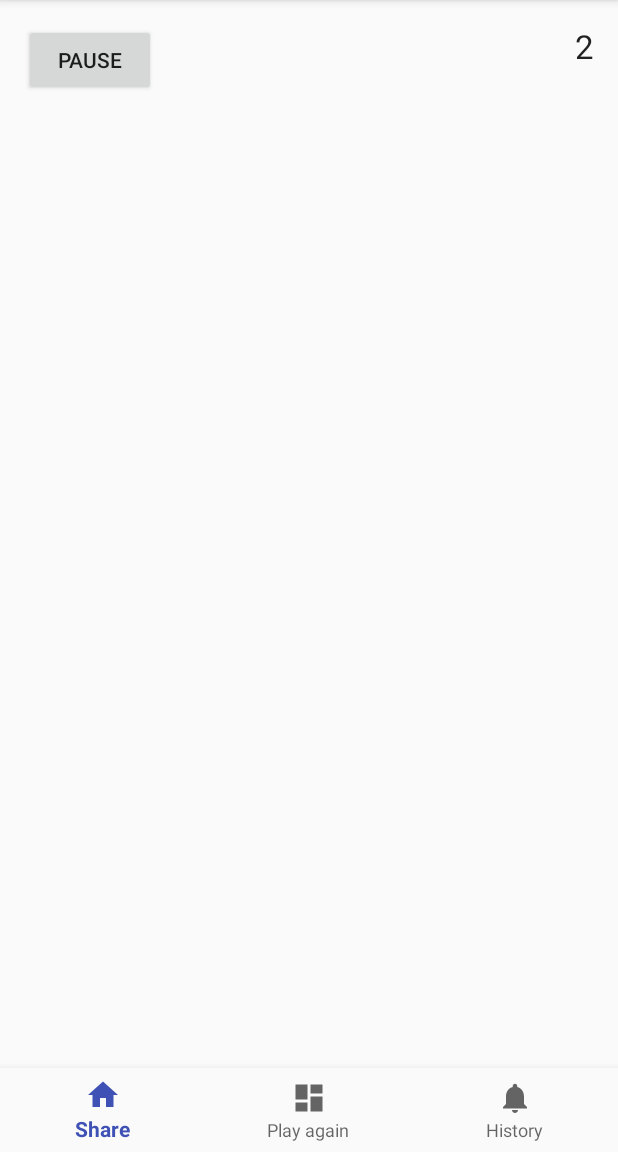
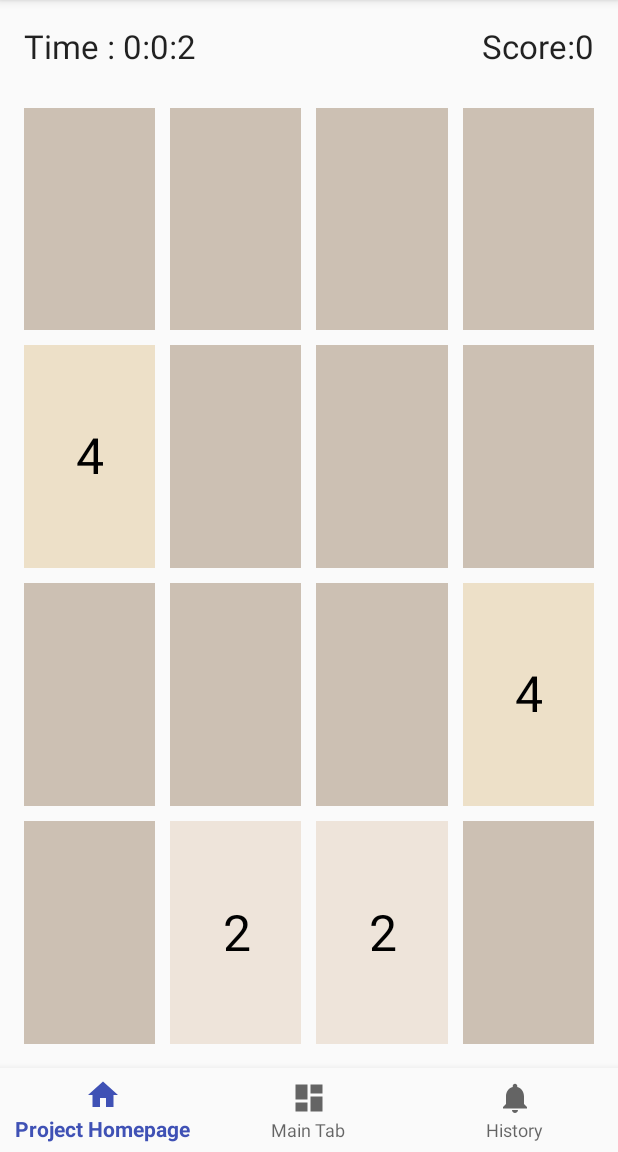
Before and after one commit to LeoAlex0/MyGame, an Android app: the screen it shows after launch (MainActivity), after a tap on "START", on a phone screen of 412 x 824 dp, the part 84-1236 px from its top. Run offline under Robolectric (Android 15) with nearby library versions, the phone set to English and light mode, and no system bars.

Commit message:
基本完成游戏主体，勉强能玩了

```diff
--- a/app/build.gradle
+++ b/app/build.gradle
@@ -28,6 +28,7 @@ dependencies {
     implementation "org.jetbrains.kotlin:kotlin-stdlib-jre7:$kotlin_version"
     implementation 'com.android.support:appcompat-v7:27.0.2'
     implementation 'com.android.support.constraint:constraint-layout:1.0.2'
+    implementation 'com.android.support:recyclerview-v7:27.0.2'
     testImplementation 'junit:junit:4.12'
     androidTestImplementation 'com.android.support.test:runner:1.0.1'
     androidTestImplementation 'com.android.support.test.espresso:espresso-core:3.0.1'
--- a/app/src/main/java/com/example/leo/mygame/Card.kt
+++ b/app/src/main/java/com/example/leo/mygame/Card.kt
@@ -6,12 +6,14 @@ import android.graphics.Color
 import android.graphics.Paint
 import android.graphics.Rect
 import android.util.AttributeSet
-import android.view.View
+import android.widget.GridView
 
-class Card constructor(mContext: Context, attr: AttributeSet? = null, defStyleAttr: Int = 0) :
-        View(mContext, attr, defStyleAttr) {
+class Card @JvmOverloads constructor(mContext: Context, attr: AttributeSet? = null, defStyleAttr: Int = 0) :
+        GridView(mContext, attr, defStyleAttr) {
+
     private val paint = Paint().apply { textSize = 50f }
     private val textRect = Rect()
+
     /**
      * 数字代表阶数:
      * 0->0,1->2,2->4,3->8,etc.
@@ -52,7 +54,9 @@ class Card constructor(mContext: Context, attr: AttributeSet? = null, defStyleAt
             paint.color = Color.BLACK
             val x = (measuredWidth - textRect.width()) / 2
             val y = (measuredHeight + textRect.height()) / 2
-            canvas.drawText(number.toString(), x.toFloat(), y.toFloat(), paint)
+            canvas.drawText((1 shl number).toString(), x.toFloat(), y.toFloat(), paint)
         }
     }
+
+    override fun toString() = number.toString()
 }
--- /dev/null
+++ b/app/src/main/java/com/example/leo/mygame/GameControlListener.kt
@@ -0,0 +1,9 @@
+package com.example.leo.mygame
+
+interface GameControlListener {
+    /**游戏结束时调用 */
+    fun onGameOver(score: Int)
+
+    /**分数改变时的回调*/
+    fun onScoreChangeListener(score: Int)
+}
--- a/app/src/main/java/com/example/leo/mygame/GameModule.kt
+++ b/app/src/main/java/com/example/leo/mygame/GameModule.kt
@@ -8,29 +8,23 @@ import android.os.Handler
 import android.view.LayoutInflater
 import android.view.View
 import android.view.ViewGroup
+import android.widget.Toast
 import kotlinx.android.synthetic.main.fragment_game_module.*
 
 
 /**
  * A simple [Fragment] subclass.
  * Activities that contain this fragment must implement the
- * [GameModule.GameControlListener] interface
+ * [GameControlListener] interface
  * to handle interaction events.
  * Use the [GameModule.newInstance] factory method to
  * create an instance of this fragment.
  */
-class GameModule : Fragment() {
+class GameModule : Fragment(), GameControlListener {
 
-    private var ground: ByteArray? = null
     private var mListener: GameControlListener? = null
     private var mTimerThread: Thread? = null
 
-    override fun onCreate(savedInstanceState: Bundle?) {
-        super.onCreate(savedInstanceState)
-        if (arguments != null) {
-            ground = arguments.getByteArray(ARG_GROUND)
-        }
-    }
 
     override fun onCreateView(inflater: LayoutInflater, container: ViewGroup?,
                               savedInstanceState: Bundle?): View? {
@@ -40,34 +34,28 @@ class GameModule : Fragment() {
 
     @SuppressLint("SetTextI18n")
     override fun onStart() {
+        cardGroup.onGameOverListener = this
         super.onStart()
         /**这里的[Handler]将[Handler.Callback]直接设置为给[textView]加一
          * 这样的话[PulseMaker]就只需要调用[Handler.sendEmptyMessage]就能做到加一*/
-        val plusOne = Handler {
-            textView.text = (textView.text.toString().toLong() + 1).toString()
+        val plusOne = Handler { msg ->
+            textTime.text = "Time : ${msg.arg1 / 3600}:${msg.arg1 / 60 % 60}:${msg.arg1 % 60}"
             true
         }
         /** 只是简单做个计时器测试一下前面写的[PulseMaker] */
         btn_start.setOnClickListener {
             if (mTimerThread == null) {
                 mTimerThread = PulseMaker.newPulse(1000, plusOne)
-                btn_start.text = "pause"
-            } else {
-                mTimerThread!!.interrupt()
-                mTimerThread = null
-                btn_start.text = "start"
+                btn_start.visibility = View.INVISIBLE
+                textTime.visibility = View.VISIBLE
+                cardGroup.startGame()
             }
         }
     }
 
     override fun onAttach(context: Context) {
         super.onAttach(context)
-        if (context is GameControlListener) {
-            mListener = context
-        } else {
-            mListener = null
-            throw RuntimeException(context.toString() + " must implement GameControlListener")
-        }
+        mListener = this
     }
 
     override fun onDetach() {
@@ -75,27 +63,31 @@ class GameModule : Fragment() {
         mListener = null
     }
 
-    interface GameControlListener {
-        /**游戏开始时调用 */
-        fun onGameOverListener()
+    override fun onGameOver(score: Int) {
+        mTimerThread!!.interrupt()
+        mTimerThread = null
+        btn_start.visibility = View.VISIBLE
+        textTime.visibility = View.INVISIBLE
+        Toast.makeText(context, textTime.text, Toast.LENGTH_LONG).show()
+        //TODO ("文件操作")
+        dataSaver.saveScore(context, score, textTime.text.toString())
+    }
 
-        /**游戏结束时调用 */
-        fun onGameStartListener()
+    @SuppressLint("SetTextI18n")
+    override fun onScoreChangeListener(score: Int) {
+        textView.text = "Score:$score"
     }
 
     companion object {
-        private val ARG_GROUND = "param1"
 
         /**
          * 依次创建新的[Fragment]实例
          *
-         * @param gnd 就是场地.
          * @return 一个新的[GameModule]实例
          */
-        fun newInstance(gnd: ByteArray): GameModule {
+        fun newInstance(): GameModule {
             val fragment = GameModule()
             val args = Bundle()
-            args.putByteArray(ARG_GROUND, gnd)
             fragment.arguments = args
             return fragment
         }
--- a/app/src/main/java/com/example/leo/mygame/MainActivity.kt
+++ b/app/src/main/java/com/example/leo/mygame/MainActivity.kt
@@ -3,10 +3,9 @@ package com.example.leo.mygame
 import android.os.Bundle
 import android.support.design.widget.BottomNavigationView
 import android.support.v7.app.AppCompatActivity
-import android.view.View
 import kotlinx.android.synthetic.main.activity_main.*
 
-class MainActivity : AppCompatActivity(), GameModule.GameControlListener {
+class MainActivity : AppCompatActivity() {
 
     private val mOnNavigationItemSelectedListener = BottomNavigationView.OnNavigationItemSelectedListener { item ->
         val action = fragmentManager.beginTransaction()
@@ -30,10 +29,10 @@ class MainActivity : AppCompatActivity(), GameModule.GameControlListener {
         true
     }
 
-    private val fragmentGameModule = GameModule.newInstance(ByteArray(16) { 0 })
+    private val fragmentGameModule = GameModule.newInstance()
     //TODO: 用其他的模块替代
-    private val fragmentShareModule = GameModule.newInstance(ByteArray(16) { 0 })
-    private val fragmentHistoryModule = GameModule.newInstance(ByteArray(16) { 0 })
+    private val fragmentShareModule = GameModule.newInstance()
+    private val fragmentHistoryModule = GameModule.newInstance()
 
     override fun onCreate(savedInstanceState: Bundle?) {
         super.onCreate(savedInstanceState)
@@ -46,12 +45,4 @@ class MainActivity : AppCompatActivity(), GameModule.GameControlListener {
                 .add(R.id.fragment_container, fragmentHistoryModule)
                 .add(R.id.fragment_container, fragmentGameModule).commit()
     }
-
-    override fun onGameOverListener() {
-        navigation.visibility = View.VISIBLE
-    }
-
-    override fun onGameStartListener() {
-        navigation.visibility = View.INVISIBLE
-    }
 }
--- a/app/src/main/java/com/example/leo/mygame/PulseMaker.kt
+++ b/app/src/main/java/com/example/leo/mygame/PulseMaker.kt
@@ -1,6 +1,7 @@
 package com.example.leo.mygame
 
 import android.os.Handler
+import android.os.Message
 import kotlin.concurrent.thread
 
 object PulseMaker {
@@ -12,9 +13,10 @@ object PulseMaker {
      */
     fun newPulse(milliseconds: Long, handler: Handler) = thread {
         try {
+            var times = 1
             while (true) {
                 Thread.sleep(milliseconds)
-                handler.sendEmptyMessage(0)
+                handler.sendMessage(Message().apply { arg1 = times++ })
             }
         } catch (e: InterruptedException) {
             synchronized(threadSet) {
--- /dev/null
+++ b/app/src/main/java/com/example/leo/mygame/fix.kt
@@ -0,0 +1,22 @@
+package com.example.leo.mygame
+
+/**
+ * 用于添加一些常用的 kit
+ */
+
+/**
+ * @return 随机数，位于 this [until] [other] 上
+ */
+infix fun Int.randomUntil(other: Int) =
+        if (other > this) (Math.random() * (other - this)).toInt() + this
+        else throw IllegalArgumentException("Range Illegal of ($this until $other)")
+
+/**
+ * @return 随机数，位于 this [to] [other] 上
+ */
+infix fun Int.randomTo(other: Int) = this randomUntil (other + 1)
+
+/**
+ * 简单的重复循环
+ * */
+inline infix operator fun Int.times(blk: () -> Any) = (1..this).forEach { blk() }
--- a/app/src/main/res/layout/fragment_game_module.xml
+++ b/app/src/main/res/layout/fragment_game_module.xml
@@ -14,11 +14,24 @@
         android:layout_height="wrap_content"
         android:layout_marginEnd="8dp"
         android:layout_marginTop="8dp"
-        android:text="0"
+        android:text="Score:0"
         android:textAppearance="@style/TextAppearance.AppCompat.Large"
         app:layout_constraintEnd_toEndOf="parent"
         app:layout_constraintTop_toTopOf="parent"
         tools:ignore="HardcodedText,RtlHardcoded" />
+
+    <TextView
+        android:id="@+id/textTime"
+        android:layout_width="wrap_content"
+        android:layout_height="wrap_content"
+        android:layout_marginStart="8dp"
+        android:layout_marginTop="8dp"
+        android:text="Time : 0:0:0"
+        android:textAppearance="@style/TextAppearance.AppCompat.Large"
+        android:visibility="invisible"
+        app:layout_constraintStart_toStartOf="parent"
+        app:layout_constraintTop_toTopOf="parent"
+        tools:ignore="HardcodedText" />
 
     <Button
         android:id="@+id/btn_start"
@@ -27,22 +40,152 @@
         android:layout_marginStart="8dp"
         android:layout_marginTop="8dp"
         android:text="start"
+        android:visibility="visible"
         app:layout_constraintStart_toStartOf="parent"
         app:layout_constraintTop_toTopOf="parent"
         tools:ignore="HardcodedText" />
 
-    <GridView
-        android:id="@+id/gridView"
+    <FrameLayout
         android:layout_width="0dp"
         android:layout_height="0dp"
         android:layout_marginBottom="8dp"
         android:layout_marginEnd="8dp"
         android:layout_marginStart="8dp"
         android:layout_marginTop="8dp"
-        android:numColumns="4"
         app:layout_constraintBottom_toBottomOf="parent"
         app:layout_constraintEnd_toEndOf="parent"
         app:layout_constraintStart_toStartOf="parent"
-        app:layout_constraintTop_toBottomOf="@id/btn_start" />
+        app:layout_constraintTop_toBottomOf="@+id/btn_start">
+
+        <com.example.leo.mygame.CardGroup
+            android:id="@+id/cardGroup"
+            android:layout_width="match_parent"
+            android:layout_height="match_parent"
+            android:columnCount="4"
+            android:rowCount="4">
+
+
+            <com.example.leo.mygame.Card
+                android:layout_width="0dp"
+                android:layout_height="0dp"
+                android:layout_columnWeight="1"
+                android:layout_rowWeight="1" />
+
+            <com.example.leo.mygame.Card
+                android:layout_width="0dp"
+                android:layout_height="0dp"
+                android:layout_columnWeight="1"
+                android:layout_marginStart="10dp"
+                android:layout_rowWeight="1" />
+
+            <com.example.leo.mygame.Card
+                android:layout_width="0dp"
+                android:layout_height="0dp"
+                android:layout_columnWeight="1"
+                android:layout_marginStart="10dp"
+                android:layout_rowWeight="1" />
+
+            <com.example.leo.mygame.Card
+                android:layout_width="0dp"
+                android:layout_height="0dp"
+                android:layout_columnWeight="1"
+                android:layout_marginStart="10dp"
+                android:layout_rowWeight="1" />
+
+            <com.example.leo.mygame.Card
+                android:layout_width="0dp"
+                android:layout_height="0dp"
+                android:layout_columnWeight="1"
+                android:layout_marginTop="10dp"
+                android:layout_rowWeight="1" />
+
+            <com.example.leo.mygame.Card
+                android:layout_width="0dp"
+                android:layout_height="0dp"
+                android:layout_columnWeight="1"
+                android:layout_marginStart="10dp"
+                android:layout_marginTop="10dp"
+                android:layout_rowWeight="1" />
+
+            <com.example.leo.mygame.Card
+                android:layout_width="0dp"
+                android:layout_height="0dp"
+                android:layout_columnWeight="1"
+                android:layout_marginStart="10dp"
+                android:layout_marginTop="10dp"
+                android:layout_rowWeight="1" />
+
+            <com.example.leo.mygame.Card
+                android:layout_width="0dp"
+                android:layout_height="0dp"
+                android:layout_columnWeight="1"
+                android:layout_marginStart="10dp"
+                android:layout_marginTop="10dp"
+                android:layout_rowWeight="1" />
+
+            <com.example.leo.mygame.Card
+                android:layout_width="0dp"
+                android:layout_height="0dp"
+                android:layout_columnWeight="1"
+                android:layout_marginTop="10dp"
+                android:layout_rowWeight="1" />
+
+            <com.example.leo.mygame.Card
+                android:layout_width="0dp"
+                android:layout_height="0dp"
+                android:layout_columnWeight="1"
+                android:layout_marginStart="10dp"
+                android:layout_marginTop="10dp"
+                android:layout_rowWeight="1" />
+
+            <com.example.leo.mygame.Card
+                android:layout_width="0dp"
+                android:layout_height="0dp"
+                android:layout_columnWeight="1"
+                android:layout_marginStart="10dp"
+                android:layout_marginTop="10dp"
+                android:layout_rowWeight="1" />
+
+            <com.example.leo.mygame.Card
+                android:layout_width="0dp"
+                android:layout_height="0dp"
+                android:layout_columnWeight="1"
+                android:layout_marginStart="10dp"
+                android:layout_marginTop="10dp"
+                android:layout_rowWeight="1" />
+
+            <com.example.leo.mygame.Card
+                android:layout_width="0dp"
+                android:layout_height="0dp"
+                android:layout_columnWeight="1"
+                android:layout_marginTop="10dp"
+                android:layout_rowWeight="1" />
+
+            <com.example.leo.mygame.Card
+                android:layout_width="0dp"
+                android:layout_height="0dp"
+                android:layout_columnWeight="1"
+                android:layout_marginStart="10dp"
+                android:layout_marginTop="10dp"
+                android:layout_rowWeight="1" />
+
+            <com.example.leo.mygame.Card
+                android:layout_width="0dp"
+                android:layout_height="0dp"
+                android:layout_columnWeight="1"
+                android:layout_marginStart="10dp"
+                android:layout_marginTop="10dp"
+                android:layout_rowWeight="1" />
+
+            <com.example.leo.mygame.Card
+                android:layout_width="0dp"
+                android:layout_height="0dp"
+                android:layout_columnWeight="1"
+                android:layout_marginStart="10dp"
+                android:layout_marginTop="10dp"
+                android:layout_rowWeight="1" />
+
+        </com.example.leo.mygame.CardGroup>
+    </FrameLayout>
 
 </android.support.constraint.ConstraintLayout>
--- a/app/src/main/res/values/dimens.xml
+++ b/app/src/main/res/values/dimens.xml
@@ -1,3 +1,5 @@
 <resources>
     <!-- Default screen margins, per the Android Design guidelines. -->
+
+    <dimen name="text_margin">16dp</dimen>
 </resources>
--- a/app/src/main/res/values/strings.xml
+++ b/app/src/main/res/values/strings.xml
@@ -1,7 +1,7 @@
 <resources>
     <string name="app_name">My 2048</string>
-    <string name="title_share">Share</string>
-    <string name="title_again">Play again</string>
+    <string name="title_share">Project Homepage</string>
+    <string name="title_again">Main Tab</string>
     <string name="title_history">History</string>
 
     <!-- TODO: Remove or change this placeholder text -->
```
Also changed, not shown: app/src/main/java/com/example/leo/mygame/CardGroup.kt (+138 -27 lines), app/src/main/java/com/example/leo/mygame/ItemFragment.kt (added, +99 -0 lines), app/src/main/java/com/example/leo/mygame/MyItemRecyclerViewAdapter.kt (added, +44 -0 lines), app/src/main/java/com/example/leo/mygame/dataSaver.kt (added, +32 -0 lines), app/src/main/java/com/example/leo/mygame/dummy/DummyContent.kt (added, +60 -0 lines), app/src/main/res/layout/card_item.xml (deleted, +0 -34 lines), app/src/main/res/layout/fragment_item.xml (added, +20 -0 lines), app/src/main/res/layout/fragment_item_list.xml (added, +13 -0 lines), 1 other file.
